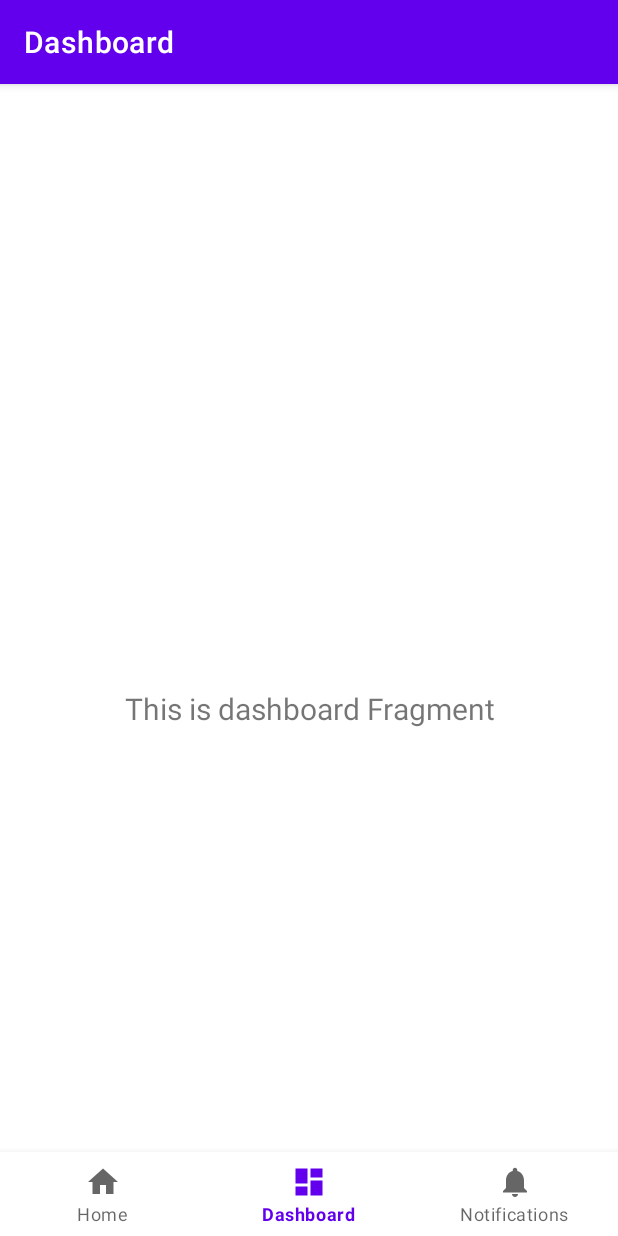
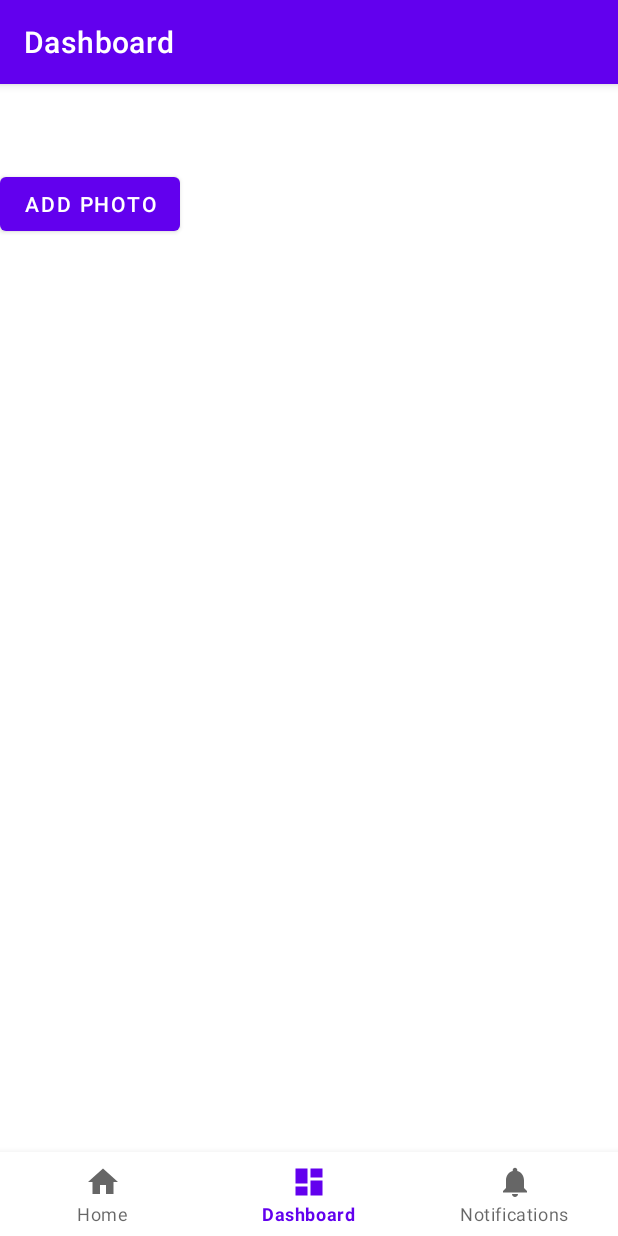
Before and after one commit to aldls/project1, an Android app: the screen it shows after launch (MainActivity), item 2 of the bottom bar chosen, on a phone screen of 412 x 824 dp. Run offline under Robolectric (Android 15) with nearby library versions, the phone set to English and light mode, and no system bars; our stand-ins replace navigation-ui.

Commit message:
사진까지

```diff
--- a/app/build.gradle.kts
+++ b/app/build.gradle.kts
@@ -1,6 +1,8 @@
 plugins {
     alias(libs.plugins.android.application)
     alias(libs.plugins.kotlin.android)
+    kotlin("kapt")
+
 }
 
 android {
@@ -39,7 +41,8 @@ android {
 }
 
 dependencies {
-
+    implementation ("androidx.core:core-ktx:1.12.0")
+    implementation("com.github.bumptech.glide:glide:4.15.1")
     implementation(libs.androidx.core.ktx)
     implementation(libs.androidx.appcompat)
     implementation(libs.material)
--- a/app/src/main/java/com/example/myapplication/MainActivity.kt
+++ b/app/src/main/java/com/example/myapplication/MainActivity.kt
@@ -9,7 +9,7 @@ import androidx.navigation.ui.setupActionBarWithNavController
 import androidx.navigation.ui.setupWithNavController
 import com.example.myapplication.databinding.ActivityMainBinding
 
-class MainActivity : AppCompatActivity() {
+class MainActivity : AppCompatActivity() { //fragactivity 상속,activity 위 fragment 알아서 가져온다
 
     private lateinit var binding: ActivityMainBinding
 
--- a/app/src/main/java/com/example/myapplication/ui/dashboard/DashboardFragment.kt
+++ b/app/src/main/java/com/example/myapplication/ui/dashboard/DashboardFragment.kt
@@ -1,42 +1,92 @@
 package com.example.myapplication.ui.dashboard
-
+import android.app.Activity
+import android.content.Intent
+import android.net.Uri
 import android.os.Bundle
+import android.provider.MediaStore
 import android.view.LayoutInflater
 import android.view.View
 import android.view.ViewGroup
+import android.widget.Button
+import androidx.fragment.app.Fragment
+import androidx.recyclerview.widget.GridLayoutManager
+import androidx.recyclerview.widget.RecyclerView
+import androidx.core.content.FileProvider
+
 import android.widget.TextView
-import androidx.fragment.app.Fragment
+
 import androidx.lifecycle.ViewModelProvider
 import com.example.myapplication.databinding.FragmentDashboardBinding
+import com.example.myapplication.R
+import java.io.File
+import java.text.SimpleDateFormat
+import java.util.Date
+import java.util.Locale
 
-class DashboardFragment : Fragment() {
 
-    private var _binding: FragmentDashboardBinding? = null
+class GalleryFragment : Fragment() {
 
-    // This property is only valid between onCreateView and
-    // onDestroyView.
-    private val binding get() = _binding!!
+    private lateinit var recyclerView: RecyclerView
+    private lateinit var buttonAddPhoto: Button
+    private val imageList = mutableListOf<String>()
+    private lateinit var photoFile: File
+
+    companion object {
+        private const val REQUEST_IMAGE_CAPTURE = 1
+    }
 
     override fun onCreateView(
-        inflater: LayoutInflater,
-        container: ViewGroup?,
+        inflater: LayoutInflater, container: ViewGroup?,
         savedInstanceState: Bundle?
-    ): View {
-        val dashboardViewModel =
-            ViewModelProvider(this).get(DashboardViewModel::class.java)
+    ): View? {
+        val view = inflater.inflate(R.layout.fragment_dashboard, container, false)
 
-        _binding = FragmentDashboardBinding.inflate(inflater, container, false)
-        val root: View = binding.root
+        recyclerView = view.findViewById(R.id.recyclerView)
+        buttonAddPhoto = view.findViewById(R.id.buttonAddPhoto)
 
-        val textView: TextView = binding.textDashboard
-        dashboardViewModel.text.observe(viewLifecycleOwner) {
-            textView.text = it
-        }
-        return root
+        setupRecyclerView()
+        buttonAddPhoto.setOnClickListener { openCamera() }
+
+        loadImagesFromStorage()
+        return view
     }
 
-    override fun onDestroyView() {
-        super.onDestroyView()
-        _binding = null
+    private fun setupRecyclerView() {
+        recyclerView.layoutManager = GridLayoutManager(requireContext(), 2)
+        recyclerView.adapter = GalleryAdapter(imageList)
+    }
+
+    private fun openCamera() {
+        val intent = Intent(MediaStore.ACTION_IMAGE_CAPTURE)
+        val storageDir = requireContext().getExternalFilesDir("Photos")
+        photoFile = File(storageDir, generateFileName())
+
+        val photoURI = FileProvider.getUriForFile(requireContext(), "com.example.myapplication.fileprovider", photoFile)
+
+        intent.putExtra(MediaStore.EXTRA_OUTPUT, photoURI)
+        startActivityForResult(intent, REQUEST_IMAGE_CAPTURE)
+    }
+
+    private fun generateFileName(): String {
+        val timestamp = SimpleDateFormat("yyyyMMdd_HHmmss", Locale.US).format(Date())
+        return "IMG_$timestamp.jpg"
+    }
+
+    private fun loadImagesFromStorage() {
+        val storageDir = requireContext().getExternalFilesDir("Photos")
+        storageDir?.listFiles()?.forEach { file ->
+            if (file.extension == "jpg" || file.extension == "png") {
+                imageList.add(file.absolutePath)
+            }
+        }
+        recyclerView.adapter?.notifyDataSetChanged()
+    }
+
+    override fun onActivityResult(requestCode: Int, resultCode: Int, data: Intent?) {
+        super.onActivityResult(requestCode, resultCode, data)
+        if (requestCode == REQUEST_IMAGE_CAPTURE && resultCode == Activity.RESULT_OK) {
+            imageList.add(photoFile.absolutePath)
+            recyclerView.adapter?.notifyDataSetChanged()
+        }
     }
 }
--- a/app/src/main/res/layout/activity_main.xml
+++ b/app/src/main/res/layout/activity_main.xml
@@ -1,5 +1,6 @@
 <?xml version="1.0" encoding="utf-8"?>
-<androidx.constraintlayout.widget.ConstraintLayout xmlns:android="http://schemas.android.com/apk/res/android"
+<androidx.constraintlayout.widget.ConstraintLayout
+    xmlns:android="http://schemas.android.com/apk/res/android"
     xmlns:app="http://schemas.android.com/apk/res-auto"
     android:id="@+id/container"
     android:layout_width="match_parent"
--- a/app/src/main/res/layout/fragment_dashboard.xml
+++ b/app/src/main/res/layout/fragment_dashboard.xml
@@ -4,19 +4,19 @@
     xmlns:tools="http://schemas.android.com/tools"
     android:layout_width="match_parent"
     android:layout_height="match_parent"
-    tools:context=".ui.dashboard.DashboardFragment">
+    tools:context=".ui.dashboard.GalleryFragment">
 
-    <TextView
-        android:id="@+id/text_dashboard"
+    <androidx.recyclerview.widget.RecyclerView
+        android:id="@+id/recyclerView"
         android:layout_width="match_parent"
+        android:layout_height="match_parent"
+        android:scrollbars="vertical" />
+    <Button
+        android:id="@+id/buttonAddPhoto"
+        android:layout_width="wrap_content"
         android:layout_height="wrap_content"
-        android:layout_marginStart="8dp"
-        android:layout_marginTop="8dp"
-        android:layout_marginEnd="8dp"
-        android:textAlignment="center"
-        android:textSize="20sp"
-        app:layout_constraintBottom_toBottomOf="parent"
-        app:layout_constraintEnd_toEndOf="parent"
-        app:layout_constraintStart_toStartOf="parent"
-        app:layout_constraintTop_toTopOf="parent" />
+        android:text="Add Photo"
+        android:layout_gravity="center_horizontal"
+        android:layout_marginBottom="8dp" />
+
 </androidx.constraintlayout.widget.ConstraintLayout>
--- a/app/src/main/res/navigation/mobile_navigation.xml
+++ b/app/src/main/res/navigation/mobile_navigation.xml
@@ -13,7 +13,7 @@
 
     <fragment
         android:id="@+id/navigation_dashboard"
-        android:name="com.example.myapplication.ui.dashboard.DashboardFragment"
+        android:name="com.example.myapplication.ui.dashboard.GalleryFragment"
         android:label="@string/title_dashboard"
         tools:layout="@layout/fragment_dashboard" />
 
```
Also changed, not shown: app/src/main/AndroidManifest.xml (+13 -0 lines), app/src/main/java/com/example/myapplication/ui/dashboard/DashboardAdapter.kt (added, +32 -0 lines), app/src/main/res/layout/item_card.xml (added, +15 -0 lines), app/src/main/res/xml/file_paths.xml (added, +7 -0 lines), 394 other files.
